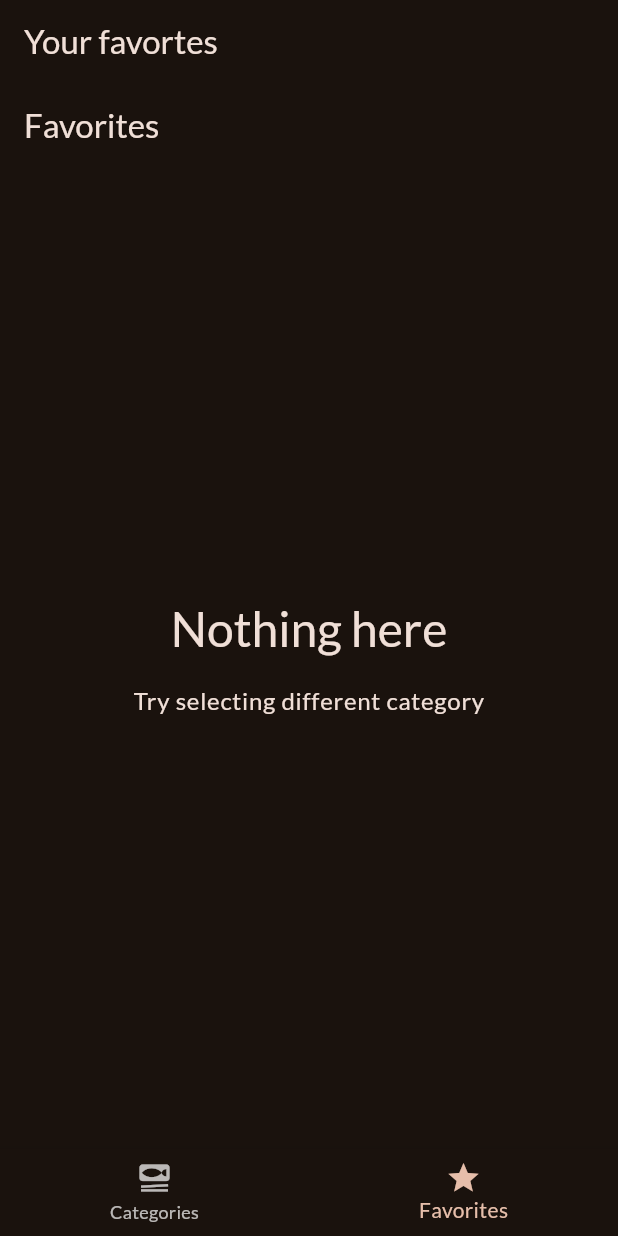
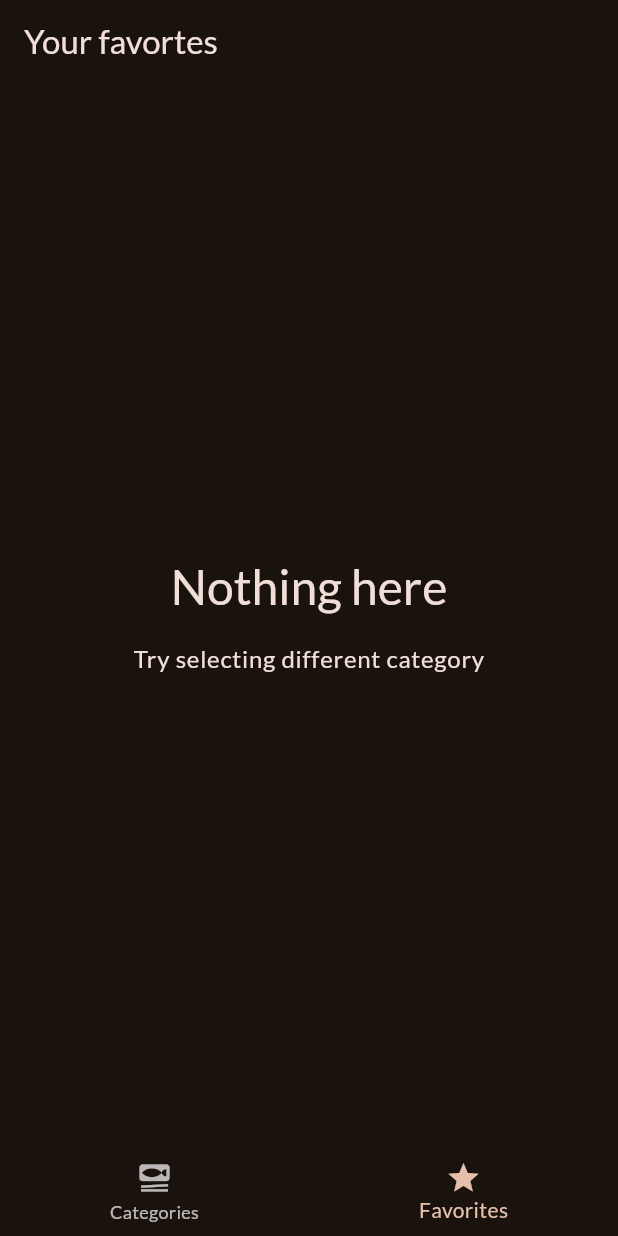
Before and after one commit to arda2023/coursemeal, a Flutter app: the screen it shows after launch, item 2 of the bottom bar chosen, on a phone screen of 412 x 824 dp. Run offline on Flutter 3.47's test engine with Material 3 defaults, Android fonts, the phone set to English and light mode, and no system bars; our stand-ins replace google_fonts, transparent_image.

Commit message:
favorites

```diff
--- a/lib/screens/details.dart
+++ b/lib/screens/details.dart
@@ -9,7 +9,10 @@ class Details extends StatelessWidget {
   @override
   Widget build(BuildContext context) {
     return Scaffold(
-      appBar: AppBar(title: Text(meal.title)),
+      appBar: AppBar(
+        title: Text(meal.title),
+        actions: [IconButton(onPressed: () {}, icon: Icon(Icons.favorite))],
+      ),
       body: SingleChildScrollView(
         child: Column(
           children: [
--- a/lib/screens/tabs.dart
+++ b/lib/screens/tabs.dart
@@ -24,7 +24,7 @@ class _TabsScreenState extends State<TabsScreen> {
     var activePageTitle = "Categories";
 
     if (_selectedPageIndex == 1) {
-      activePage = MealsScreen(title: "Favorites", meals: []);
+      activePage = MealsScreen(meals: []);
       activePageTitle = "Your favortes";
     }
     return Scaffold(
```
